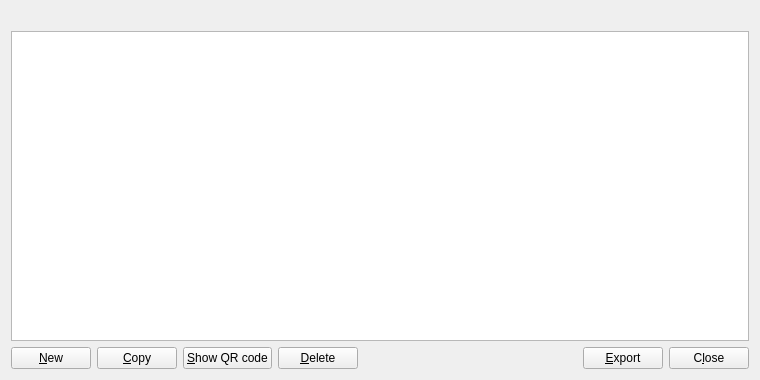
This is src/qt/forms/addressbookpage.ui in rusliko/cdcs as Qt 5 draws it before an edit. The edited form follows.
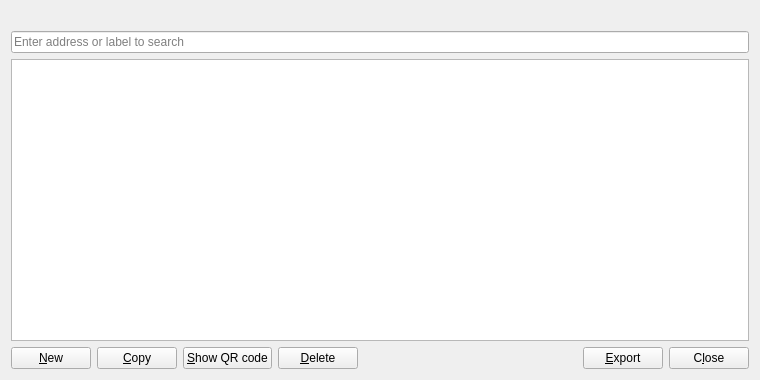
This is the edited form.

```diff
--- a/src/qt/forms/addressbookpage.ui
+++ b/src/qt/forms/addressbookpage.ui
@@ -21,6 +21,13 @@
      </property>
     </widget>
    </item>
+   <item>
+    <widget class="QLineEdit" name="searchLineEdit">
+     <property name="placeholderText">
+      <string>Enter address or label to search</string>
+     </property>
+    </widget>
+   </item>
    <item>
     <widget class="QTableView" name="tableView">
      <property name="contextMenuPolicy">
```
